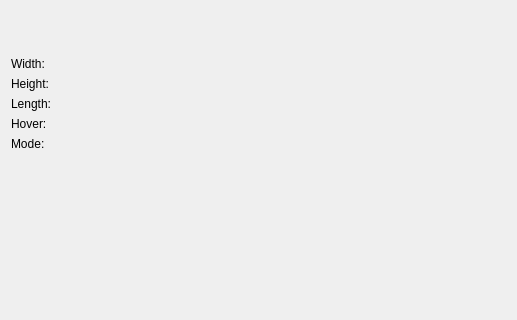
Old version of the form src/mcedit2/ui/editortools/brush.ui in the repository mcedit/mcedit2; both pictures show x 0 to 517 and y 0 to 320 of the 517 by 711 pixel window.
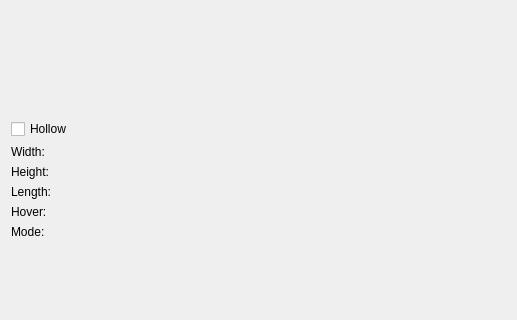
New version of the form. Custom widgets are drawn as their Qt base class.

Commit message: Add "Hollow" option to brush tool

Diff of the .ui file:
```diff
--- a/src/mcedit2/ui/editortools/brush.ui
+++ b/src/mcedit2/ui/editortools/brush.ui
@@ -13,7 +13,7 @@
   <property name="windowTitle">
    <string>Form</string>
   </property>
-  <layout class="QVBoxLayout" name="verticalLayout" stretch="0,0,1">
+  <layout class="QVBoxLayout" name="verticalLayout">
    <item>
     <layout class="QGridLayout" name="gridLayout">
      <item row="0" column="0" colspan="2">
@@ -32,14 +32,14 @@
        </property>
       </widget>
      </item>
-     <item row="1" column="0">
+     <item row="2" column="0">
       <widget class="QLabel" name="label_2">
        <property name="text">
         <string>Width:</string>
        </property>
       </widget>
      </item>
-     <item row="1" column="1">
+     <item row="2" column="1">
       <widget class="SpinSlider" name="xSpinSlider" native="true">
        <property name="sizePolicy">
         <sizepolicy hsizetype="Expanding" vsizetype="Preferred">
@@ -49,14 +49,14 @@
        </property>
       </widget>
      </item>
-     <item row="2" column="0">
+     <item row="3" column="0">
       <widget class="QLabel" name="label_3">
        <property name="text">
         <string>Height:</string>
        </property>
       </widget>
      </item>
-     <item row="2" column="1">
+     <item row="3" column="1">
       <widget class="SpinSlider" name="ySpinSlider" native="true">
        <property name="sizePolicy">
         <sizepolicy hsizetype="Expanding" vsizetype="Preferred">
@@ -66,14 +66,14 @@
        </property>
       </widget>
      </item>
-     <item row="3" column="0">
+     <item row="4" column="0">
       <widget class="QLabel" name="label_4">
        <property name="text">
         <string>Length:</string>
        </property>
       </widget>
      </item>
-     <item row="3" column="1">
+     <item row="4" column="1">
       <widget class="SpinSlider" name="zSpinSlider" native="true">
        <property name="sizePolicy">
         <sizepolicy hsizetype="Expanding" vsizetype="Preferred">
@@ -83,14 +83,14 @@
        </property>
       </widget>
      </item>
-     <item row="4" column="0">
+     <item row="5" column="0">
       <widget class="QLabel" name="label_7">
        <property name="text">
         <string>Hover:</string>
        </property>
       </widget>
      </item>
-     <item row="4" column="1">
+     <item row="5" column="1">
       <widget class="SpinSlider" name="hoverSpinSlider" native="true">
        <property name="sizePolicy">
         <sizepolicy hsizetype="Expanding" vsizetype="Preferred">
@@ -100,14 +100,14 @@
        </property>
       </widget>
      </item>
-     <item row="5" column="0">
+     <item row="6" column="0">
       <widget class="QLabel" name="label_5">
        <property name="text">
         <string>Mode:</string>
        </property>
       </widget>
      </item>
-     <item row="5" column="1">
+     <item row="6" column="1">
       <widget class="BrushModeWidget" name="brushModeInput" native="true">
        <property name="sizePolicy">
         <sizepolicy hsizetype="Expanding" vsizetype="Preferred">
@@ -117,6 +117,30 @@
        </property>
       </widget>
      </item>
+     <item row="1" column="0" colspan="2">
+      <layout class="QHBoxLayout" name="horizontalLayout_4">
+       <item>
+        <widget class="QCheckBox" name="hollowCheckBox">
+         <property name="text">
+          <string>Hollow</string>
+         </property>
+        </widget>
+       </item>
+       <item>
+        <spacer name="horizontalSpacer">
+         <property name="orientation">
+          <enum>Qt::Horizontal</enum>
+         </property>
+         <property name="sizeHint" stdset="0">
+          <size>
+           <width>40</width>
+           <height>20</height>
+          </size>
+         </property>
+        </spacer>
+       </item>
+      </layout>
+     </item>
     </layout>
    </item>
    <item>
```
The commit also changes 3 other files.
